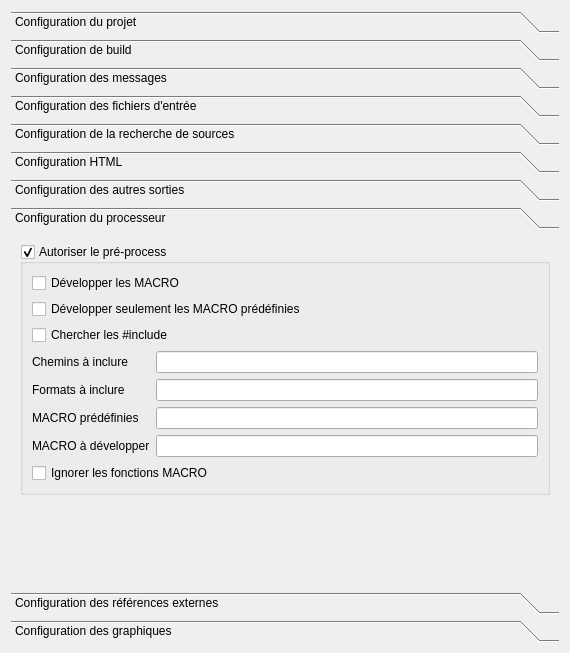
The window that projects/ProjectManager/tabs/tabdoxygen.ui (darkFrancis/ProjectManager) describes before a commit, drawn with Qt 5.
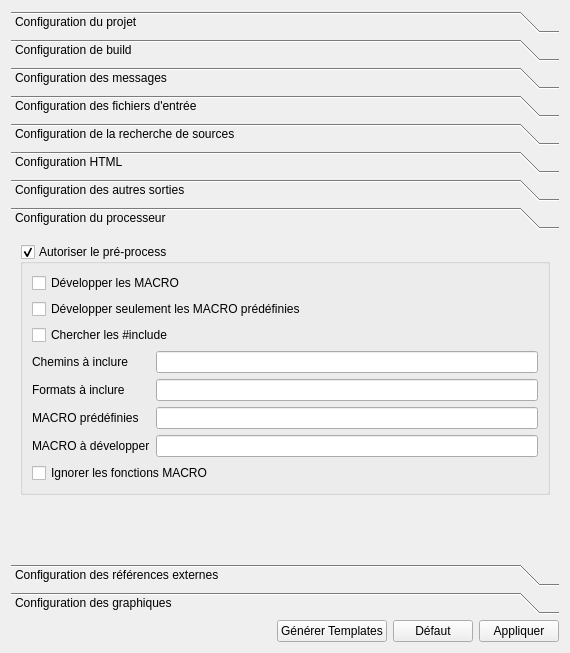
The same window after the commit. The open tabs and pages were chosen to show the change.

```diff
--- a/projects/ProjectManager/tabs/tabdoxygen.ui
+++ b/projects/ProjectManager/tabs/tabdoxygen.ui
@@ -14,7 +14,34 @@
    <string>Form</string>
   </property>
   <layout class="QGridLayout" name="gridLayout">
-   <item row="0" column="0">
+   <item row="1" column="0">
+    <spacer name="horizontalSpacer">
+     <property name="orientation">
+      <enum>Qt::Horizontal</enum>
+     </property>
+     <property name="sizeHint" stdset="0">
+      <size>
+       <width>40</width>
+       <height>20</height>
+      </size>
+     </property>
+    </spacer>
+   </item>
+   <item row="1" column="2">
+    <widget class="QPushButton" name="pushButton_default">
+     <property name="text">
+      <string>Défaut</string>
+     </property>
+    </widget>
+   </item>
+   <item row="1" column="3">
+    <widget class="QPushButton" name="pushButton_apply">
+     <property name="text">
+      <string>Appliquer</string>
+     </property>
+    </widget>
+   </item>
+   <item row="0" column="0" colspan="4">
     <widget class="QToolBox" name="toolBox">
      <property name="currentIndex">
       <number>9</number>
@@ -5010,9 +5037,9 @@
       <property name="geometry">
        <rect>
         <x>0</x>
-        <y>0</y>
-        <width>552</width>
-        <height>325</height>
+        <y>-14</y>
+        <width>538</width>
+        <height>308</height>
        </rect>
       </property>
       <attribute name="label">
@@ -6282,6 +6309,13 @@
      </widget>
     </widget>
    </item>
+   <item row="1" column="1">
+    <widget class="QPushButton" name="pushButton_generateFiles">
+     <property name="text">
+      <string>Générer Templates</string>
+     </property>
+    </widget>
+   </item>
   </layout>
  </widget>
  <resources/>
```
Left out of the diff: 22 changed lines with no effect on the pictures.
